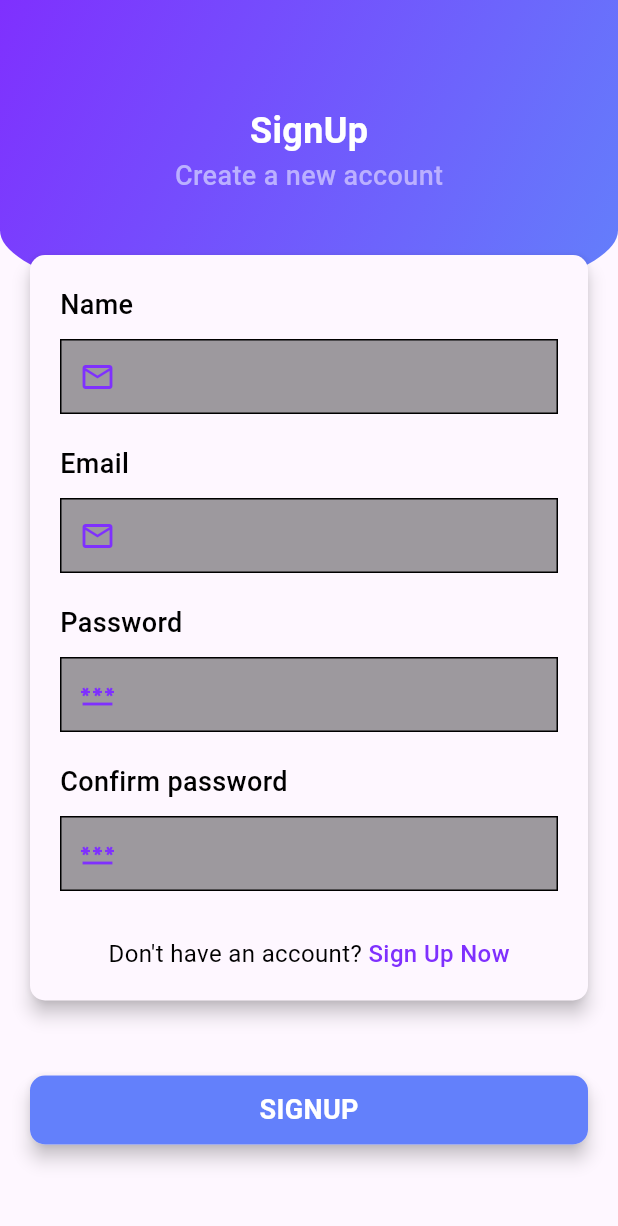
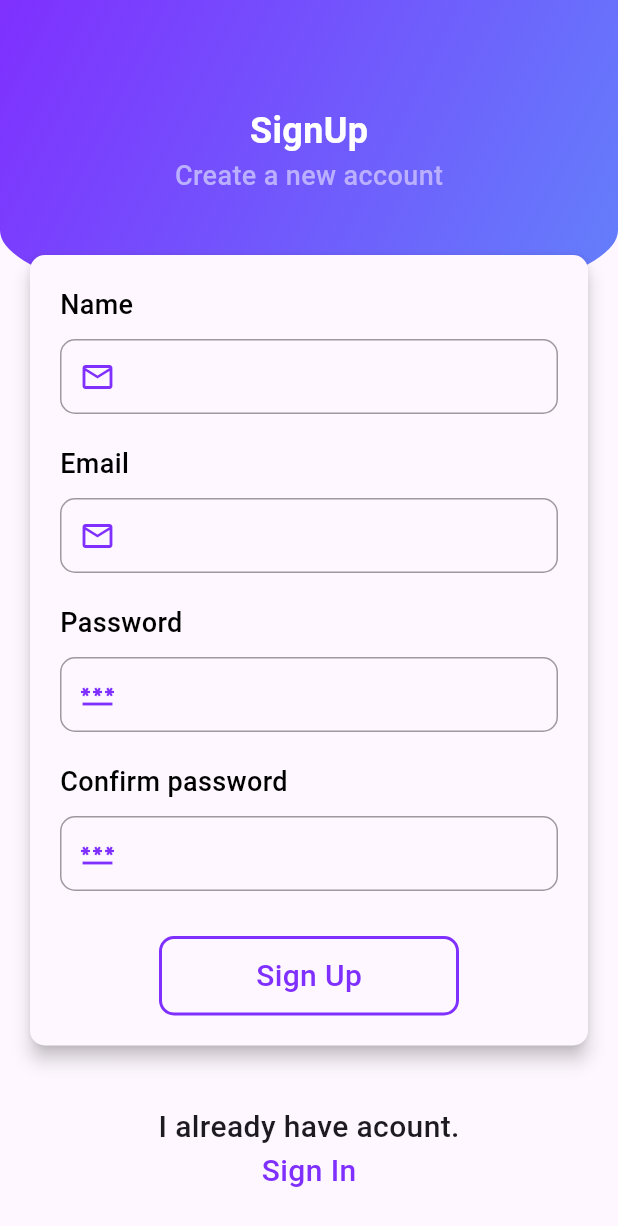
Before and after one commit to eng-abdallahyasser/chat_app, a Flutter app: the screen it shows after launch, after a tap on "Sign Up", on a phone screen of 412 x 824 dp. Shown: the top 1226 px of the screen. Run offline on Flutter 3.47's test engine with Material 3 defaults, Android fonts, the phone set to English and light mode, and no system bars.

Commit message:
"Refactored signin and signup screens, updated constant.dart, and made minor UI changes."

```diff
--- a/chat_app/lib/constant.dart
+++ b/chat_app/lib/constant.dart
@@ -1,8 +1,6 @@
-class MyColors{
+class MyColors {}
 
-
-}
-const homeScreen = "/";
+const homeScreen = "/home-screen";
 const signinScreen = "/signin-screen";
 const signupScreen = "/signup-screen";
 const chatScreen = "chat-screen";
--- a/chat_app/lib/presentation/screens/signin.dart
+++ b/chat_app/lib/presentation/screens/signin.dart
@@ -72,8 +72,10 @@ class _SignInState extends State<SignIn> {
                             const SizedBox(height: 10.0),
                             Container(
                               decoration: BoxDecoration(
-                                  border: Border.all(
-                                      width: 1.0, color: Colors.black38)),
+                                border: Border.all(
+                                    width: 1.0, color: Colors.black38),
+                                borderRadius: BorderRadius.circular(10),
+                              ),
                               child: const TextField(
                                 decoration: InputDecoration(
                                     border: InputBorder.none,
@@ -94,8 +96,10 @@ class _SignInState extends State<SignIn> {
                             const SizedBox(height: 10.0),
                             Container(
                               decoration: BoxDecoration(
-                                  border: Border.all(
-                                      width: 1.0, color: Colors.black38)),
+                                border: Border.all(
+                                    width: 1.0, color: Colors.black38),
+                                borderRadius: BorderRadius.circular(10),
+                              ),
                               child: const TextField(
                                 decoration: InputDecoration(
                                     border: InputBorder.none,
@@ -156,11 +160,10 @@ class _SignInState extends State<SignIn> {
                     ),
                   ),
                   Center(
-                      child: Center(
                     child: Column(
                       children: [
                         const Text(
-                          "I don't have acount ",
+                          "I don't have acount.",
                           style: TextStyle(
                             fontSize: 20.0,
                             fontWeight: FontWeight.w500,
@@ -181,7 +184,7 @@ class _SignInState extends State<SignIn> {
                         ),
                       ],
                     ),
-                  ))
+                  )
                 ],
               ),
             )
--- a/chat_app/lib/presentation/screens/signup.dart
+++ b/chat_app/lib/presentation/screens/signup.dart
@@ -1,3 +1,4 @@
+import 'package:chat_app/constant.dart';
 import 'package:flutter/material.dart';
 
 class SignUp extends StatefulWidget {
@@ -88,8 +89,9 @@ class _SignUpState extends State<SignUp> {
                             ),
                             Container(
                               decoration: BoxDecoration(
-                                border: Border.all(width: 1.0),
-                                color: Colors.black38,
+                                border: Border.all(
+                                    width: 1.0, color: Colors.black38),
+                                borderRadius: BorderRadius.circular(10),
                               ),
                               child: const TextField(
                                 decoration: InputDecoration(
@@ -117,8 +119,9 @@ class _SignUpState extends State<SignUp> {
                             ),
                             Container(
                               decoration: BoxDecoration(
-                                border: Border.all(width: 1.0),
-                                color: Colors.black38,
+                                border: Border.all(
+                                    width: 1.0, color: Colors.black38),
+                                borderRadius: BorderRadius.circular(10),
                               ),
                               child: const TextField(
                                 decoration: InputDecoration(
@@ -146,8 +149,9 @@ class _SignUpState extends State<SignUp> {
                             ),
                             Container(
                               decoration: BoxDecoration(
-                                border: Border.all(width: 1.0),
-                                color: Colors.black38,
+                                border: Border.all(
+                                    width: 1.0, color: Colors.black38),
+                                borderRadius: BorderRadius.circular(10),
                               ),
                               child: const TextField(
                                 decoration: InputDecoration(
@@ -176,8 +180,9 @@ class _SignUpState extends State<SignUp> {
                             ),
                             Container(
                               decoration: BoxDecoration(
-                                border: Border.all(width: 1.0),
-                                color: Colors.black38,
+                                border: Border.all(
+                                    width: 1.0, color: Colors.black38),
+                                borderRadius: BorderRadius.circular(10),
                               ),
                               child: const TextField(
                                 decoration: InputDecoration(
@@ -193,25 +198,32 @@ class _SignUpState extends State<SignUp> {
                             const SizedBox(
                               height: 30,
                             ),
-                            const Row(
-                              mainAxisAlignment: MainAxisAlignment.center,
-                              children: [
-                                Text(
-                                  "Don't have an account?",
-                                  style: TextStyle(
-                                    color: Colors.black,
-                                    fontSize: 16.0,
+                            Center(
+                              child: GestureDetector(
+                                onTap: () {
+                                  Navigator.pushNamed(context, signinScreen);
+                                },
+                                child: Container(
+                                  width: 200,
+                                  padding: const EdgeInsets.all(10),
+                                  decoration: BoxDecoration(
+                                      border: Border.all(
+                                          color: const Color(0xff7f30fe),
+                                          width: 2),
+                                      // color: const ,
+                                      borderRadius: BorderRadius.circular(10)),
+                                  child: const Center(
+                                    child: Text(
+                                      "Sign Up",
+                                      style: TextStyle(
+                                        fontSize: 20.0,
+                                        color: Color(0xff7f30fe),
+                                        fontWeight: FontWeight.w500,
+                                      ),
+                                    ),
                                   ),
                                 ),
-                                Text(
-                                  " Sign Up Now",
-                                  style: TextStyle(
-                                    color: Color(0xFF7f30fe),
-                                    fontSize: 16.0,
-                                    fontWeight: FontWeight.w500,
-                                  ),
-                                ),
-                              ],
+                              ),
                             ),
                           ],
                         ),
@@ -219,43 +231,34 @@ class _SignUpState extends State<SignUp> {
                     ),
                   ),
                   const SizedBox(
-                    height: 30,
+                    height: 20,
                   ),
                   Center(
-                    child: Container(
-                      margin: const EdgeInsets.symmetric(
-                        horizontal: 20.0,
-                      ),
-                      width: MediaQuery.of(context).size.width,
-                      child: Material(
-                        elevation: 5.0,
-                        borderRadius: BorderRadius.circular(
-                          10,
+                    child: Column(
+                      children: [
+                        const Text(
+                          "I already have acount.",
+                          style: TextStyle(
+                            fontSize: 20.0,
+                            fontWeight: FontWeight.w500,
+                          ),
                         ),
-                        child: Container(
-                          padding: const EdgeInsets.all(
-                            10,
-                          ),
-                          decoration: BoxDecoration(
-                            color: const Color(
-                              0xFF6380fb,
-                            ),
-                            borderRadius: BorderRadius.circular(10),
-                          ),
-                          child: const Center(
-                            child: Text(
-                              'SIGNUP',
-                              style: TextStyle(
-                                color: Colors.white,
-                                fontSize: 18.0,
-                                fontWeight: FontWeight.bold,
-                              ),
+                        GestureDetector(
+                          onTap: () {
+                            Navigator.pop(context);
+                          },
+                          child: const Text(
+                            "Sign In",
+                            style: TextStyle(
+                              fontSize: 20.0,
+                              color: Color(0xff7f30fe),
+                              fontWeight: FontWeight.w500,
                             ),
                           ),
                         ),
-                      ),
+                      ],
                     ),
-                  ),
+                  )
                 ],
               ),
             ),
```
